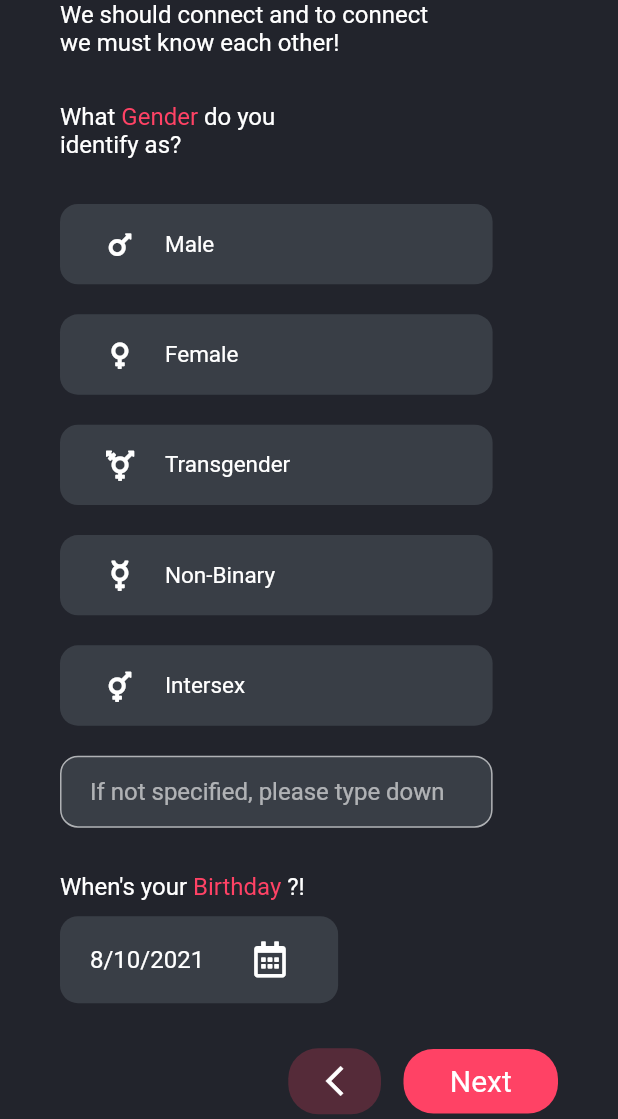
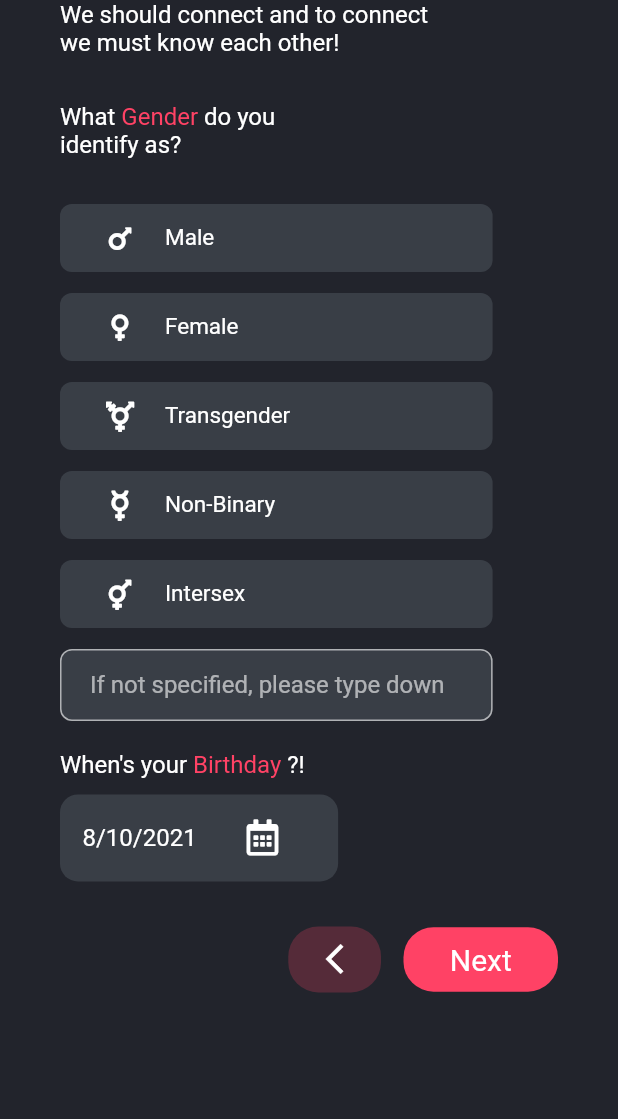
Before and after one commit to fazenecture/Scaape-flutter-FE, a Flutter app: the GenderSelectionPage screen opened directly with empty values, on a phone screen of 412 x 824 dp, the part 117-1236 px from its top. Run offline on Flutter 3.47's test engine with Material 2 defaults, Android fonts, the phone set to English and light mode, and no system bars; our stand-ins replace cloud_firestore, firebase_auth, firebase_core, firebase_database, flutter_datetime_picker, fluttertoast and 13 more; missing offline and left inert: blur_bottom_bar, flutter_card_swipper; accounts and stored records are empty; project files that could hold a hidden picture were left out.

Commit message:
minor changes

```diff
--- a/lib/screens/gender_selection.dart
+++ b/lib/screens/gender_selection.dart
@@ -75,11 +75,11 @@ class _GenderSelectionPageState extends State<GenderSelectionPage> {
       },
       child: Container(
         padding: EdgeInsets.symmetric(horizontal: 30),
-        height: MediaQuery.of(context).size.height * 0.065,
+        height: MediaQuery.of(context).size.height * 0.055,
         width: MediaQuery.of(context).size.width * 0.70,
         decoration: BoxDecoration(
             color: Color(0xFF393E46),
-            borderRadius: BorderRadius.circular(12),
+            borderRadius: BorderRadius.circular(8),
             border: (isSelected ?? false)
                 ? Border.all(color: ScaapeTheme.kPinkColor)
                 : null),
@@ -185,7 +185,7 @@ class _GenderSelectionPageState extends State<GenderSelectionPage> {
                           isSelected:
                               genderSelected[genderSelected.keys.elementAt(i)],
                         ),
-                        SizedBox(height: 20)
+                        SizedBox(height: 14)
                       ],
                     ),
                 ],
@@ -196,23 +196,23 @@ class _GenderSelectionPageState extends State<GenderSelectionPage> {
                       decoration: InputDecoration(
                         // border: InputBorder.none,
                         border: OutlineInputBorder(
-                          borderRadius: BorderRadius.circular(12),
+                          borderRadius: BorderRadius.circular(8),
                           borderSide: BorderSide(color: Color(0x00000000))
                         ),
                         fillColor: Color(0xFF393E46),
                         filled: true,
                         hintText: 'If not specified, please type down',
                         contentPadding: EdgeInsets.symmetric(
-                            vertical: 10.0, horizontal: 20.0
+                            vertical: 5.0, horizontal: 20.0
                         ),
                         focusedBorder: OutlineInputBorder(
-                          borderRadius: BorderRadius.circular(12),
+                          borderRadius: BorderRadius.circular(8),
                           borderSide: BorderSide(color: ScaapeTheme.kPinkColor, width: 2.0),
                         ),
                       )
                   ),
                 ),
-                SizedBox(height: 30),
+                SizedBox(height: 20),
                 RichText(
                   text: TextSpan(
                     text: 'When\'s your ',
@@ -241,7 +241,7 @@ class _GenderSelectionPageState extends State<GenderSelectionPage> {
                 SizedBox(height: 10,),
                 Container(
                   width: MediaQuery.of(context).size.width * 0.45,
-                  padding: EdgeInsets.symmetric(vertical: 5, horizontal: 20),
+                  padding: EdgeInsets.symmetric(vertical: 5, horizontal: 15),
                   decoration: BoxDecoration(
                     color: Color(0xFF393E46),
                     borderRadius: BorderRadius.circular(12),
--- a/lib/screens/profile_page.dart
+++ b/lib/screens/profile_page.dart
@@ -181,7 +181,7 @@ class _ProfileScreenState extends State<ProfileScreen> {
                             Padding(
                               padding: const EdgeInsets.symmetric(horizontal: 80,vertical: 10),
                               child: Text('A computer program is a collection of instructions '
-                                  'to perform a specific task. For this, go travel'),
+                                  'to perform a specific task. For this, go travel',textAlign: TextAlign.center,),
                             ),
                           ]
                       ),
--- a/lib/screens/signIn_page.dart
+++ b/lib/screens/signIn_page.dart
@@ -41,7 +41,7 @@ class _SignInScreenState extends State<SignInScreen> {
                 height: MediaQuery.of(context).size.height * 0.6,
                 width: double.infinity,
                 child: RiveAnimation.asset(
-                  'animations/space-man.riv',
+                  'animations/space.riv',
                   // fit: BoxFit.cover,
                 ),
               ),
```
Also changed, not shown: lib/screens/home_screen.dart (+5 -5 lines), pubspec.lock, 2 other files.
